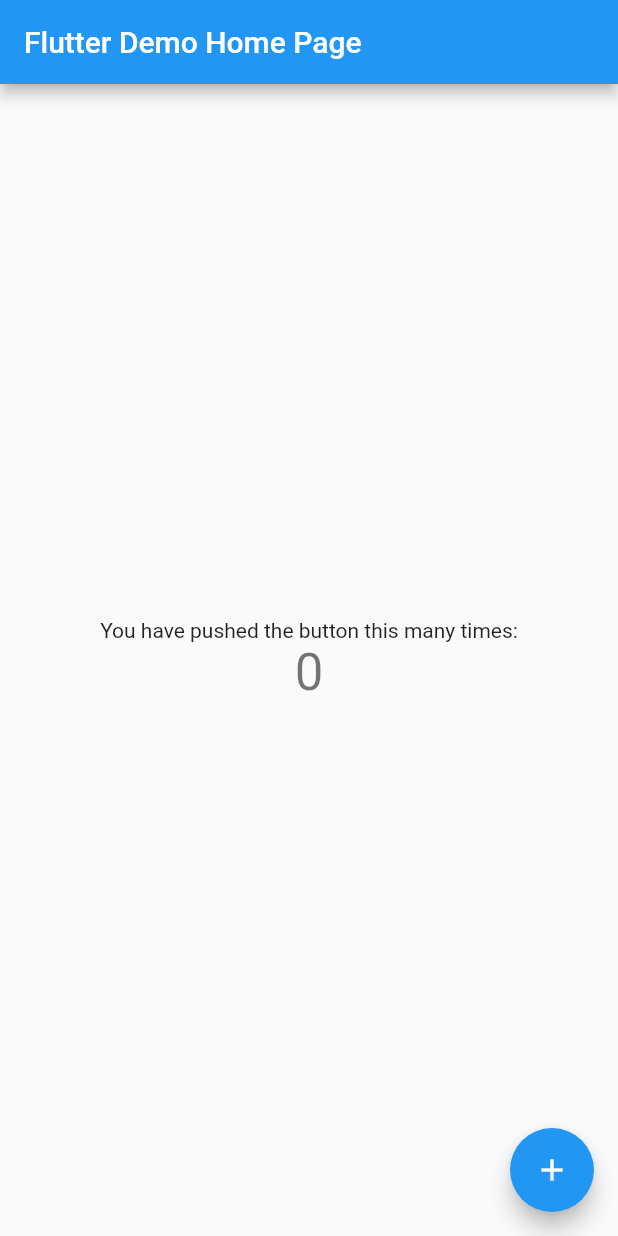
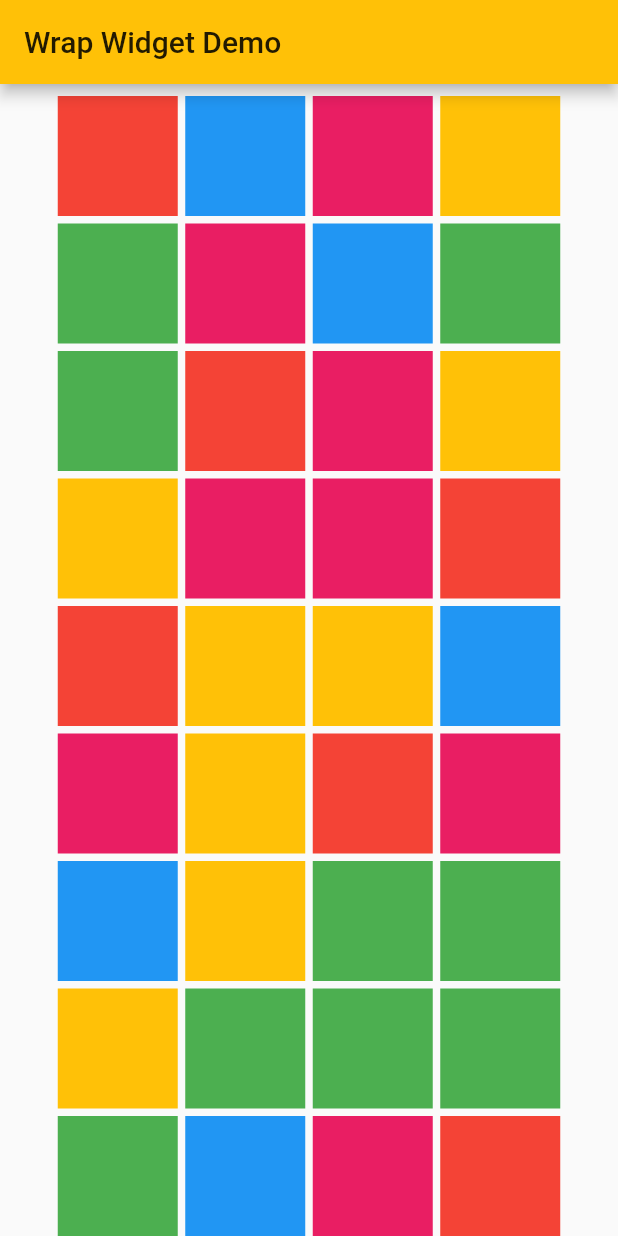
Before and after one commit to LBroy/flutter-weekly-widget, a Flutter app: the screen it shows after launch, on a phone screen of 412 x 824 dp. Run offline on Flutter 3.47's test engine with Material 2 defaults, Android fonts, the phone set to English and light mode, and no system bars.

Commit message:
Finish
Wrap alignment works simlarily with Grid

```diff
--- a/wrap/lib/main.dart
+++ b/wrap/lib/main.dart
@@ -1,111 +1,67 @@
 import 'package:flutter/material.dart';
+import 'dart:math';
 
 void main() => runApp(MyApp());
 
 class MyApp extends StatelessWidget {
-  // This widget is the root of your application.
   @override
   Widget build(BuildContext context) {
     return MaterialApp(
-      title: 'Flutter Demo',
-      theme: ThemeData(
-        // This is the theme of your application.
-        //
-        // Try running your application with "flutter run". You'll see the
-        // application has a blue toolbar. Then, without quitting the app, try
-        // changing the primarySwatch below to Colors.green and then invoke
-        // "hot reload" (press "r" in the console where you ran "flutter run",
-        // or simply save your changes to "hot reload" in a Flutter IDE).
-        // Notice that the counter didn't reset back to zero; the application
-        // is not restarted.
-        primarySwatch: Colors.blue,
-      ),
-      home: MyHomePage(title: 'Flutter Demo Home Page'),
+      title: "Wrap Widget Demo",
+      theme: ThemeData(primarySwatch: Colors.amber),
+      home: Home(),
     );
   }
 }
 
-class MyHomePage extends StatefulWidget {
-  MyHomePage({Key key, this.title}) : super(key: key);
-
-  // This widget is the home page of your application. It is stateful, meaning
-  // that it has a State object (defined below) that contains fields that affect
-  // how it looks.
-
-  // This class is the configuration for the state. It holds the values (in this
-  // case the title) provided by the parent (in this case the App widget) and
-  // used by the build method of the State. Fields in a Widget subclass are
-  // always marked "final".
-
-  final String title;
-
-  @override
-  _MyHomePageState createState() => _MyHomePageState();
-}
-
-class _MyHomePageState extends State<MyHomePage> {
-  int _counter = 0;
-
-  void _incrementCounter() {
-    setState(() {
-      // This call to setState tells the Flutter framework that something has
-      // changed in this State, which causes it to rerun the build method below
-      // so that the display can reflect the updated values. If we changed
-      // _counter without calling setState(), then the build method would not be
-      // called again, and so nothing would appear to happen.
-      _counter++;
-    });
-  }
-
+class Home extends StatelessWidget {
   @override
   Widget build(BuildContext context) {
-    // This method is rerun every time setState is called, for instance as done
-    // by the _incrementCounter method above.
-    //
-    // The Flutter framework has been optimized to make rerunning build methods
-    // fast, so that you can just rebuild anything that needs updating rather
-    // than having to individually change instances of widgets.
     return Scaffold(
       appBar: AppBar(
-        // Here we take the value from the MyHomePage object that was created by
-        // the App.build method, and use it to set our appbar title.
-        title: Text(widget.title),
+        title: Text("Wrap Widget Demo"),
       ),
-      body: Center(
-        // Center is a layout widget. It takes a single child and positions it
-        // in the middle of the parent.
-        child: Column(
-          // Column is also layout widget. It takes a list of children and
-          // arranges them vertically. By default, it sizes itself to fit its
-          // children horizontally, and tries to be as tall as its parent.
-          //
-          // Invoke "debug painting" (press "p" in the console, choose the
-          // "Toggle Debug Paint" action from the Flutter Inspector in Android
-          // Studio, or the "Toggle Debug Paint" command in Visual Studio Code)
-          // to see the wireframe for each widget.
-          //
-          // Column has various properties to control how it sizes itself and
-          // how it positions its children. Here we use mainAxisAlignment to
-          // center the children vertically; the main axis here is the vertical
-          // axis because Columns are vertical (the cross axis would be
-          // horizontal).
-          mainAxisAlignment: MainAxisAlignment.center,
-          children: <Widget>[
-            Text(
-              'You have pushed the button this many times:',
-            ),
-            Text(
-              '$_counter',
-              style: Theme.of(context).textTheme.display1,
-            ),
-          ],
-        ),
-      ),
-      floatingActionButton: FloatingActionButton(
-        onPressed: _incrementCounter,
-        tooltip: 'Increment',
-        child: Icon(Icons.add),
-      ), // This trailing comma makes auto-formatting nicer for build methods.
+      body: WrapWidget(),
     );
   }
 }
+
+class WrapWidget extends StatelessWidget {
+  final List colors = [
+    Colors.red,
+    Colors.green,
+    Colors.blue,
+    Colors.pink,
+    Colors.amber
+  ];
+  final Random random = new Random();
+  @override
+  Widget build(BuildContext context) {
+    return Container(
+      alignment: Alignment.topCenter,
+      padding: EdgeInsets.only(top: 8),
+      child: Wrap(
+        spacing: 5,
+        runSpacing: 5,
+        children: List.generate(
+            100,
+            (i) => ColorBox(
+                  color: colors[random.nextInt(5)],
+                )),
+      ),
+    );
+  }
+}
+
+class ColorBox extends StatelessWidget {
+  final color;
+  ColorBox({@required this.color});
+  @override
+  Widget build(BuildContext context) {
+    return Container(
+      color: color,
+      height: 80,
+      width: 80,
+    );
+  }
+}
```
Also changed, not shown: 1 other file.
